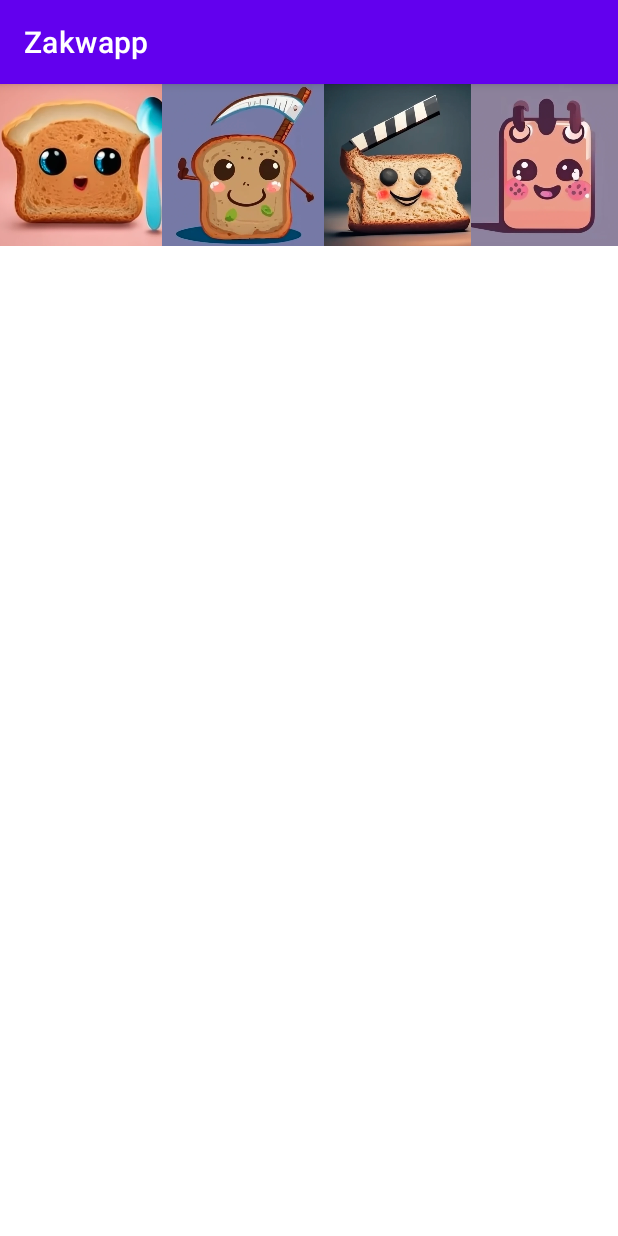
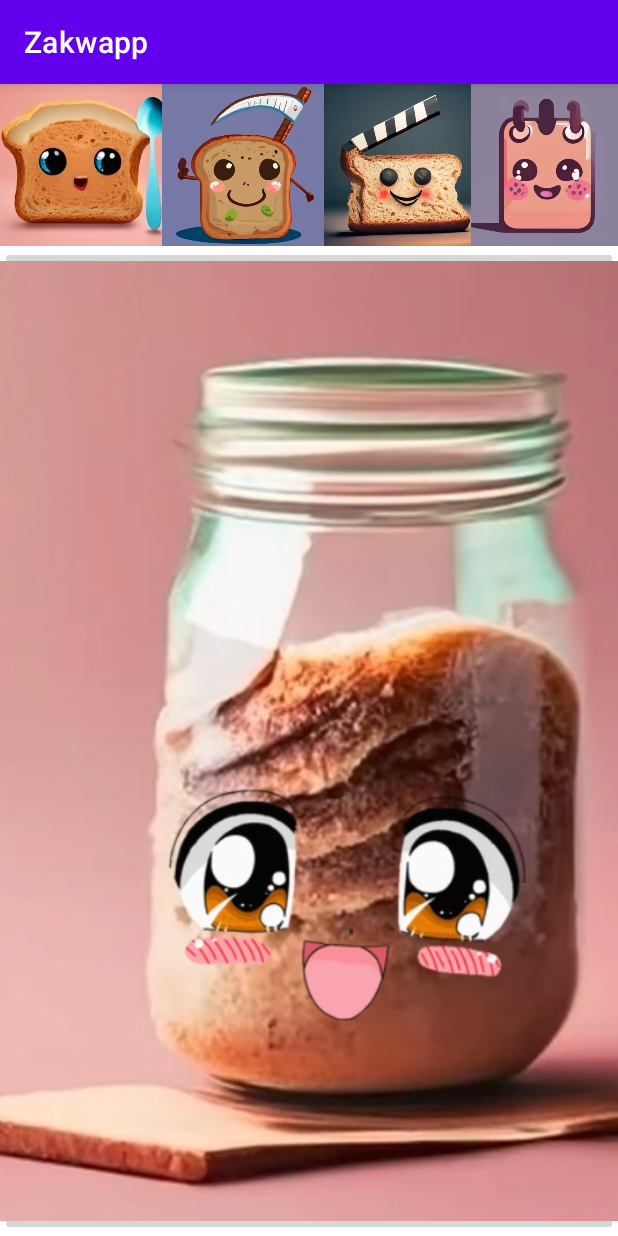
Before and after one commit to zchochul/Zakwapp, an Android app: the screen it shows after launch (MainActivity), on a phone screen of 412 x 824 dp. Run offline under Robolectric (Android 15) with nearby library versions, the phone set to English and light mode, and no system bars.

Commit message:
Mordo, działają mordki

```diff
--- a/app/src/main/java/com/example/zakwapp/MainActivity.java
+++ b/app/src/main/java/com/example/zakwapp/MainActivity.java
@@ -18,6 +18,8 @@ public class MainActivity extends AppCompatActivity {
     ImageButton button_is_dead;
     ImageButton button_movies;
     ImageButton button_calendar;
+
+    ImageButton zakwas_mood;
     boolean isAlive = true;
     @Override
     protected void onCreate(Bundle savedInstanceState) {
@@ -27,6 +29,7 @@ public class MainActivity extends AppCompatActivity {
         button_is_dead = findViewById(R.id.Is_Dead_Button);
         button_movies = findViewById(R.id.Movies_Button);
         button_calendar = findViewById(R.id.Calendar_Button);
+        zakwas_mood = findViewById(R.id.MoodButton);
 
         button_feeding.setOnClickListener(new View.OnClickListener() {
             @Override
@@ -45,6 +48,8 @@ public class MainActivity extends AppCompatActivity {
 
             }
         });
+
+
 
 
 
@@ -69,12 +74,14 @@ public class MainActivity extends AppCompatActivity {
                         "Is your starter dead then??")
                 .setPositiveButton("Alive", new DialogInterface.OnClickListener() {
                     public void onClick(DialogInterface dialog, int id) {
+                        zakwas_mood.setImageResource(R.drawable.szczesliwy);
                         Toast.makeText(getBaseContext(), "Great to hear!", Toast.LENGTH_LONG).show();
 
                     }
                 })
                 .setNegativeButton("Dead", new DialogInterface.OnClickListener() {
                     public void onClick(DialogInterface dialog, int id) {
+                        zakwas_mood.setImageResource(R.drawable.smutny);
                         Toast.makeText(getBaseContext(), "Oh no!", Toast.LENGTH_LONG).show();
                         isAlive = false;
                     }
--- a/app/src/main/res/layout/activity_main.xml
+++ b/app/src/main/res/layout/activity_main.xml
@@ -67,10 +67,23 @@
 
     </LinearLayout>
 
-    <ImageView
-        android:id="@+id/Zakwas_View_Picture"
+    <ImageButton
+        android:id="@+id/MoodButton"
         android:layout_width="match_parent"
         android:layout_height="wrap_content"
-        tools:srcCompat="@tools:sample/backgrounds/scenic" />
+        android:scaleType="centerCrop"
+        android:contentDescription="mud"
+        android:text="nastruj"
+        app:srcCompat="@drawable/szczesliwy" />
+
+    <!--    <ImageView-->
+<!--        android:id="@+id/Zakwas_View_Picture"-->
+<!--        android:layout_width="match_parent"-->
+<!--        android:layout_height="wrap_content"-->
+<!--        android:contentDescription="TIME"-->
+<!--        android:scaleType="centerCrop"-->
+<!--        android:src="@drawable/Smutny"-->
+<!--        android:layout_weight="1"-->
+<!--        android:text="Calendar" />-->
 
 </LinearLayout>
```
Also changed, not shown: app/src/main/res/drawable/smutny.jpeg (added), app/src/main/res/drawable/szczesliwy.jpeg (added).
